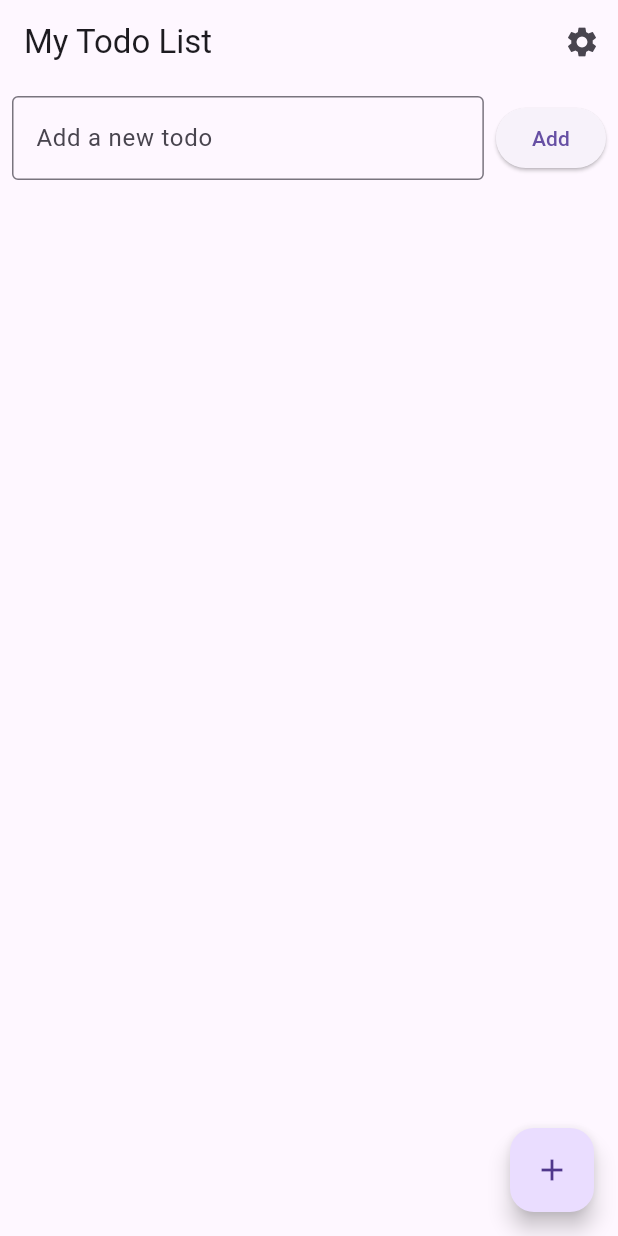
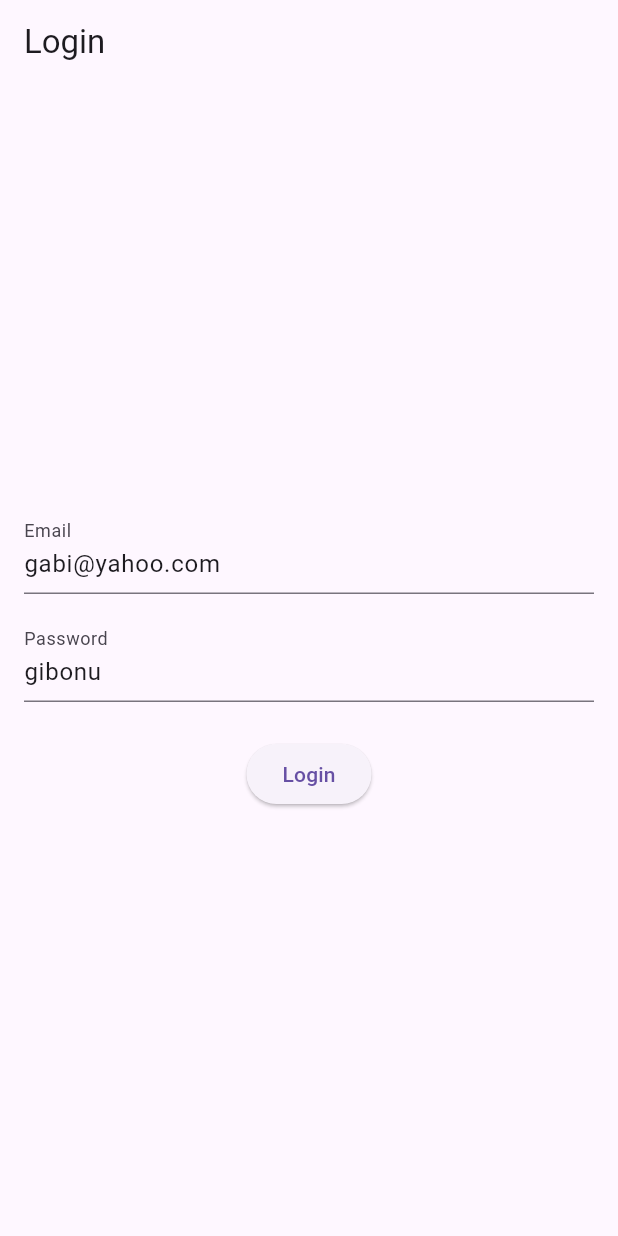
Before and after one commit to gabrielbasca/todo_widget, a Flutter app: the screen it shows after launch, on a phone screen of 412 x 824 dp. Run offline on Flutter 3.47's test engine with Material 3 defaults, Android fonts, the phone set to English and light mode, and no system bars; our stand-ins replace shared_preferences.

Commit message:
login auth

```diff
--- /dev/null
+++ b/devtools_options.yaml
@@ -0,0 +1,3 @@
+description: This file stores settings for Dart & Flutter DevTools.
+documentation: https://docs.flutter.dev/tools/devtools/extensions#configure-extension-enablement-states
+extensions:
--- /dev/null
+++ b/lib/auth_screen.dart
@@ -0,0 +1,112 @@
+import 'package:flutter/material.dart';
+import 'package:http/http.dart' as http;
+import 'dart:convert';
+import 'package:shared_preferences/shared_preferences.dart';
+import 'dart:developer';
+
+class AuthScreen extends StatefulWidget {
+  @override
+  _AuthScreenState createState() => _AuthScreenState();
+}
+
+class _AuthScreenState extends State<AuthScreen> {
+  final TextEditingController _emailController =
+      TextEditingController(text: 'gabi@yahoo.com');
+  final TextEditingController _passwordController =
+      TextEditingController(text: 'gibonu');
+  bool _isLoading = false;
+
+  Future<void> _login() async {
+    setState(() {
+      _isLoading = true;
+    });
+
+    final response = await http.post(
+      Uri.parse('http://flutter-api.test/api/login'),
+      headers: <String, String>{
+        'Content-Type': 'application/json; charset=UTF-8',
+      },
+      body: jsonEncode(<String, String>{
+        'email': _emailController.text,
+        'password': _passwordController.text,
+      }),
+    );
+
+    setState(() {
+      _isLoading = false;
+    });
+
+    if (response.statusCode == 200) {
+      final responseBody = jsonDecode(response.body);
+      if (responseBody['success'] == true && responseBody['data'] != null) {
+        final token = responseBody['data']['token'] as String?;
+        if (token != null) {
+          await _saveToken(token);
+          print('Token saved: $token'); // Add this line for debugging
+          Navigator.of(context).pushReplacementNamed('/home');
+        } else {
+          print('Error: Token is null in the response');
+          ScaffoldMessenger.of(context).showSnackBar(
+            SnackBar(
+                content: Text('Login failed. Invalid response from server.')),
+          );
+        }
+      } else {
+        print('Error: Unexpected response structure');
+        ScaffoldMessenger.of(context).showSnackBar(
+          SnackBar(content: Text('Login failed. Unexpected server response.')),
+        );
+      }
+    } else {
+      ScaffoldMessenger.of(context).showSnackBar(
+        SnackBar(content: Text('Login failed. Please try again.')),
+      );
+    }
+  }
+
+  Future<void> _saveToken(String? token) async {
+    print('Attempting to save token: $token');
+    if (token == null || token.isEmpty) {
+      print('Error: Token is null or empty');
+      return;
+    }
+    try {
+      final prefs = await SharedPreferences.getInstance();
+      await prefs.setString('auth_token', token);
+    } catch (e) {
+      print('Error saving token: $e');
+      // Handle the error appropriately
+    }
+  }
+
+  @override
+  Widget build(BuildContext context) {
+    return Scaffold(
+      appBar: AppBar(title: Text('Login')),
+      body: Padding(
+        padding: EdgeInsets.all(16.0),
+        child: Column(
+          mainAxisAlignment: MainAxisAlignment.center,
+          children: [
+            TextFormField(
+              controller: _emailController,
+              decoration: InputDecoration(labelText: 'Email'),
+              keyboardType: TextInputType.emailAddress,
+            ),
+            SizedBox(height: 16),
+            TextFormField(
+              controller: _passwordController,
+              decoration: InputDecoration(labelText: 'Password'),
+              //obscureText: true,
+            ),
+            SizedBox(height: 24),
+            ElevatedButton(
+              onPressed: _isLoading ? null : _login,
+              child: _isLoading ? CircularProgressIndicator() : Text('Login'),
+            ),
+          ],
+        ),
+      ),
+    );
+  }
+}
--- a/lib/main.dart
+++ b/lib/main.dart
@@ -1,9 +1,11 @@
 import 'package:flutter/material.dart';
 import 'package:provider/provider.dart';
+import 'package:shared_preferences/shared_preferences.dart';
 import 'todo_model.dart';
 import 'task_list_screen.dart';
 import 'task_detail_screen.dart';
 import 'settings_screen.dart';
+import 'auth_screen.dart';
 
 void main() {
   runApp(
@@ -23,12 +25,30 @@ class MyApp extends StatelessWidget {
         primarySwatch: Colors.blue,
         visualDensity: VisualDensity.adaptivePlatformDensity,
       ),
-      initialRoute: '/',
+      home: FutureBuilder<bool>(
+        future: checkAuthStatus(),
+        builder: (context, snapshot) {
+          if (snapshot.connectionState == ConnectionState.waiting) {
+            return CircularProgressIndicator();
+          } else {
+            if (snapshot.data == true) {
+              return TaskListScreen();
+            } else {
+              return AuthScreen();
+            }
+          }
+        },
+      ),
       routes: {
-        '/': (context) => TaskListScreen(),
+        '/home': (context) => TaskListScreen(),
         '/detail': (context) => TaskDetailScreen(),
         '/settings': (context) => SettingsScreen(),
       },
     );
   }
+
+  Future<bool> checkAuthStatus() async {
+    final prefs = await SharedPreferences.getInstance();
+    return prefs.containsKey('auth_token');
+  }
 }
--- a/pubspec.yaml
+++ b/pubspec.yaml
@@ -31,8 +31,8 @@ dependencies:
   flutter:
     sdk: flutter
   provider: ^6.0.0
-
-
+  http: ^0.13.3
+  shared_preferences: ^2.0.6
 
   # The following adds the Cupertino Icons font to your application.
   # Use with the CupertinoIcons class for iOS style icons.
```
Also changed, not shown: pubspec.lock, 1 other file.
